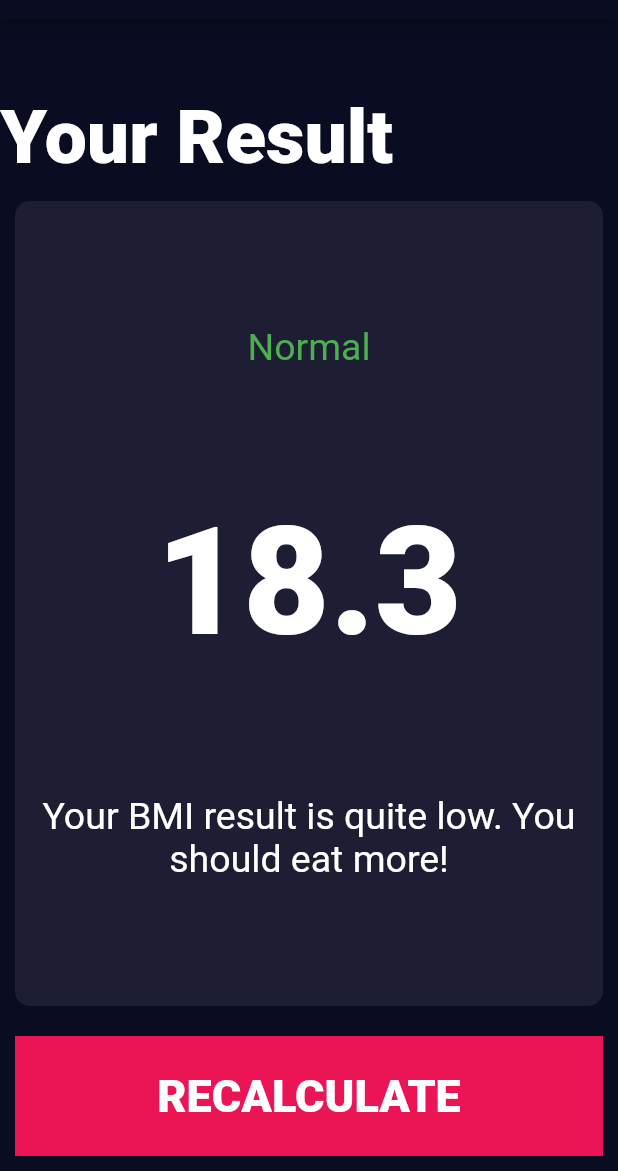
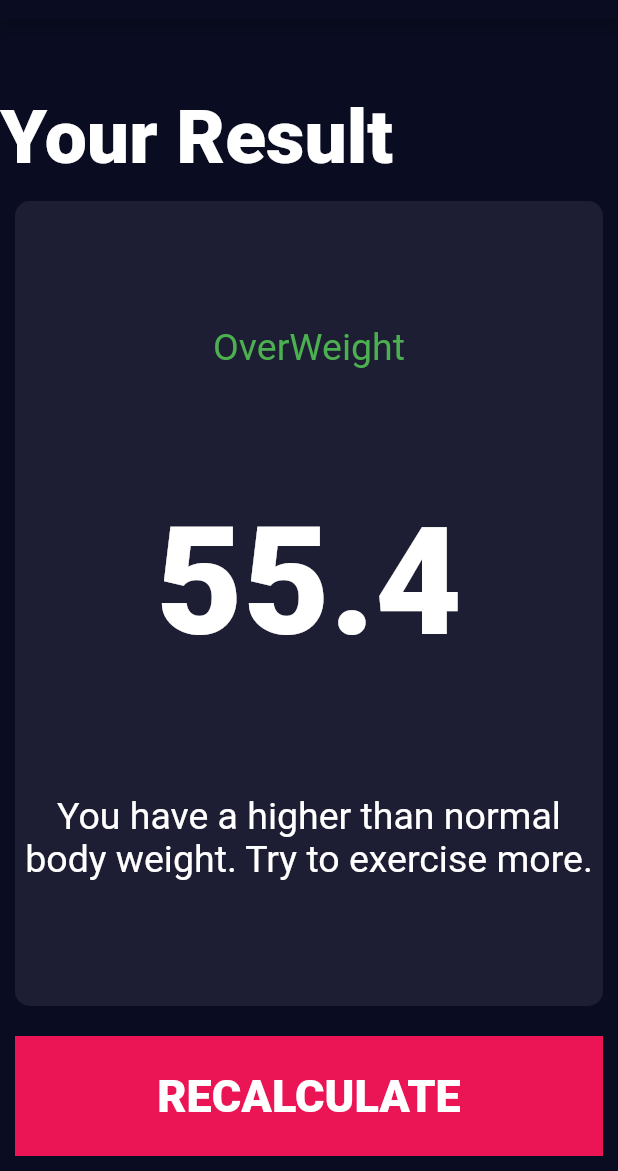
Before and after one commit to Harshgoel22/BMI_calculator, a Flutter app: the screen it shows after launch, after a tap on "CALCULATE", on a phone screen of 412 x 824 dp, the part 65-1236 px from its top. Run offline on Flutter 3.47's test engine with Material 2 defaults, Android fonts, the phone set to English and light mode, and no system bars; our stand-ins replace font_awesome_flutter.

Commit message:
commit-4

```diff
--- a/lib/final_result.dart
+++ b/lib/final_result.dart
@@ -5,8 +5,13 @@ import 'reusableCard.dart';
 
 import 'constants.dart';
 
-class Final_result extends StatelessWidget {
-  const Final_result({Key? key}) : super(key: key);
+class FinalResult extends StatelessWidget {
+
+  FinalResult({required this.output,required this.bmi,required this.interpetetion});
+
+  final String output;
+  final String bmi;
+  final String interpetetion;
 
   @override
   Widget build(BuildContext context) {
@@ -53,19 +58,19 @@ class Final_result extends StatelessWidget {
               mainAxisAlignment: MainAxisAlignment.spaceEvenly,
               crossAxisAlignment: CrossAxisAlignment.center,
               children: [
-                Text('Normal',
+                Text(output,
                 style: TextStyle(
                   fontSize: 25.0,
                   color: Colors.green,
                 ),
                 ),
-                Text('18.3',
+                Text(bmi,
                 style: TextStyle(
                   fontSize: 100.0,
                   fontWeight: FontWeight.w900,
                 ),
                 ),
-                Text('Your BMI result is quite low. You should eat more!',
+                Text(interpetetion,
                 textAlign: TextAlign.center,
                 style: TextStyle(
                   fontSize: 25.0,
--- a/lib/homePage.dart
+++ b/lib/homePage.dart
@@ -3,6 +3,7 @@
 import 'dart:ui';
 import 'package:bmi_calculator/constants.dart';
 import 'package:bmi_calculator/final_result.dart';
+import 'package:bmi_calculator/resultBrain.dart';
 import 'package:font_awesome_flutter/font_awesome_flutter.dart';
 import 'package:flutter/material.dart';
 import 'reusableCard.dart';
@@ -246,9 +247,15 @@ class _HomePageState extends State<HomePage> {
             margin: const EdgeInsets.all(10.0),
             child: TextButton(
                 onPressed: (){
+                  ResultBrain res = ResultBrain(height: height, weight: weight);
                   Navigator.push(
                     context,
-                    MaterialPageRoute(builder: (context)=>Final_result())
+                    MaterialPageRoute(builder: (context)=>FinalResult(
+                      output: res.CalculateResult(),
+                      bmi: res.CalculateBMI(),
+                      interpetetion: res.CalculateInterpetetion(),
+                    )
+                    )
                     );
                 },
                 child: Text('CALCULATE',
--- /dev/null
+++ b/lib/resultBrain.dart
@@ -0,0 +1,36 @@
+
+import 'dart:math';
+
+class ResultBrain {
+  ResultBrain({required this.height,required this.weight});
+
+  final int height;
+  final int weight;
+  double _bmi = 0.0;
+
+  String CalculateBMI() {
+    double _bmi = weight/pow(height/100, 2);
+    return _bmi.toStringAsFixed(1);
+  }
+  String CalculateResult() {
+    double _bmi = weight/pow(height/100, 2);
+    if(_bmi>=25.0){
+      return 'OverWeight';
+    }else if(_bmi>18.5){
+      return 'Normal';
+    }else{
+      return 'UnderWeight';
+    }
+  }
+  String CalculateInterpetetion() {
+    double _bmi = weight/pow(height/100, 2);
+    if(_bmi>=25.0){
+      return 'You have a higher than normal body weight. Try to exercise more.';
+    }else if(_bmi>18.5){
+      return 'You have a normal body weight. Good Job.';
+    }else{
+      return 'You have a less than normal body weight. You can eat a bit more.';
+    }
+  }
+
+}
```
Also changed, not shown: 1 other file.
